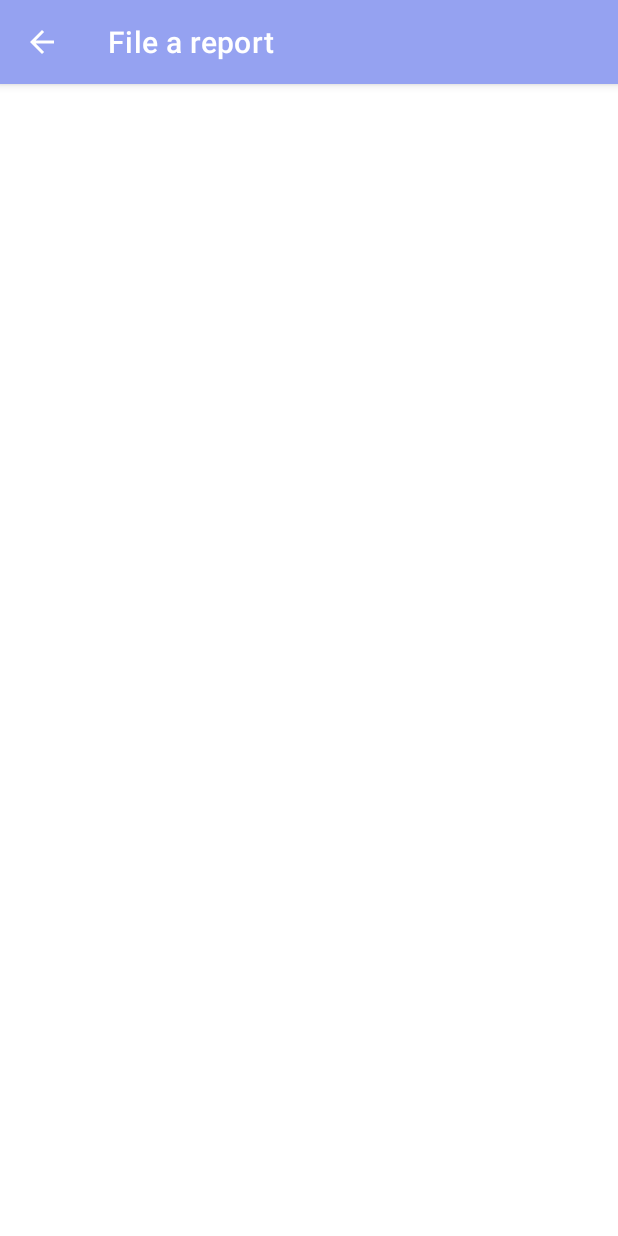
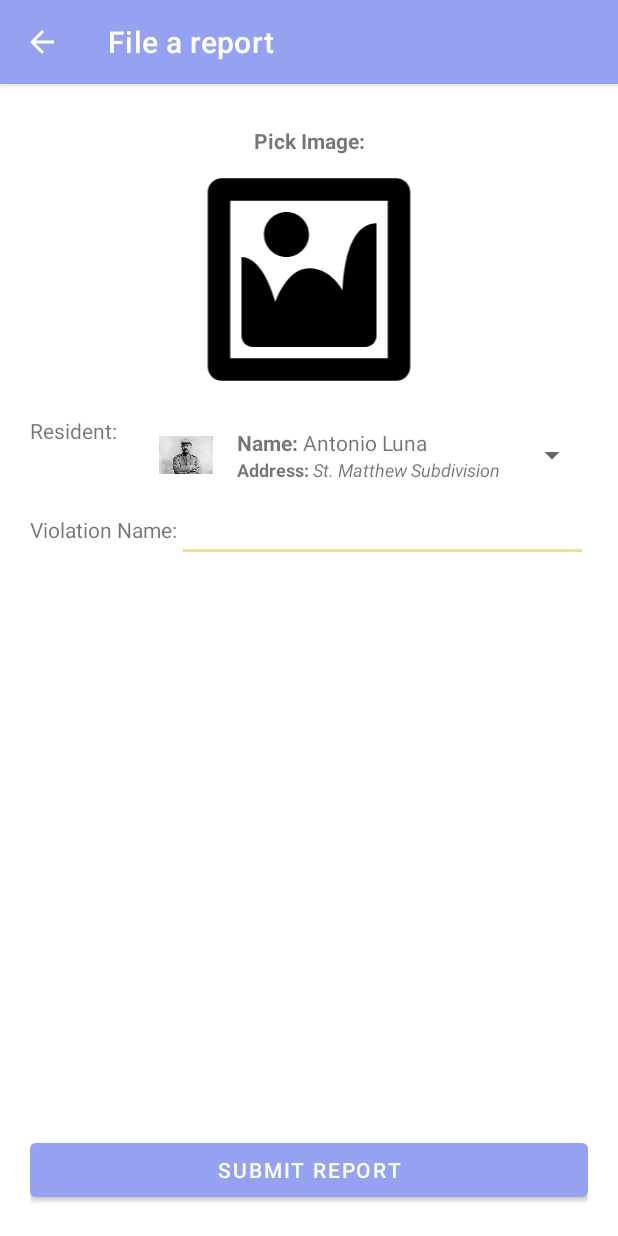
Before and after one commit to Grrom/barangay_cleaning, an Android app: the ReportActivity screen opened directly, with no data from a screen before it, on a phone screen of 412 x 824 dp. Run offline under Robolectric (Android 15) with nearby library versions, the phone set to English and light mode, and no system bars; libraries missing offline, so code that uses them is left out: com.github.dhaval2404.imagepicker.

Commit message:
create layout for report activity

```diff
--- a/app/build.gradle
+++ b/app/build.gradle
@@ -32,6 +32,8 @@ android {
 
 dependencies {
 
+    implementation 'com.github.dhaval2404:imagepicker:2.1'
+
     implementation 'androidx.appcompat:appcompat:1.5.1'
     implementation 'com.google.android.material:material:1.7.0'
     implementation 'androidx.constraintlayout:constraintlayout:2.1.4'
--- /dev/null
+++ b/app/src/main/java/com/example/barangay_cleaning/adapters/CustomResidentAdapter.java
@@ -0,0 +1,70 @@
+package com.example.barangay_cleaning.adapters;
+
+import android.app.Activity;
+import android.content.Context;
+import android.view.LayoutInflater;
+import android.view.View;
+import android.view.ViewGroup;
+import android.widget.ArrayAdapter;
+import android.widget.ImageView;
+import android.widget.TextView;
+
+import com.example.barangay_cleaning.R;
+import com.example.barangay_cleaning.models.Resident;
+
+import java.util.List;
+
+public class CustomResidentAdapter extends ArrayAdapter<Resident> {
+
+    LayoutInflater flater;
+
+    public CustomResidentAdapter(Activity context, int resouceId,  List<Resident> list){
+
+        super(context,resouceId, list);
+//        flater = context.getLayoutInflater();
+    }
+
+    @Override
+    public View getView(int position, View convertView, ViewGroup parent) {
+
+        return rowview(convertView,position);
+    }
+
+    @Override
+    public View getDropDownView(int position, View convertView, ViewGroup parent) {
+        return rowview(convertView,position);
+    }
+
+    private View rowview(View convertView , int position){
+
+        Resident rowItem = getItem(position);
+
+        viewHolder holder ;
+        View rowview = convertView;
+        if (rowview==null) {
+
+            holder = new viewHolder();
+            flater = (LayoutInflater) getContext().getSystemService(Context.LAYOUT_INFLATER_SERVICE);
+            rowview = flater.inflate(R.layout.resident_item_spinner, null, false);
+
+            holder.name = (TextView) rowview.findViewById(R.id.resident_name);
+            holder.image = (ImageView) rowview.findViewById(R.id.resident_image);
+            holder.address = (TextView) rowview.findViewById(R.id.resident_address);
+            rowview.setTag(holder);
+
+        }else{
+            holder = (viewHolder) rowview.getTag();
+        }
+        holder.image.setImageResource(rowItem.getImage());
+        holder.name.setText(rowItem.getFullName());
+        holder.address.setText(rowItem.getAddress());
+
+        return rowview;
+    }
+
+    private class viewHolder{
+        TextView name;
+        ImageView image;
+        TextView address;
+    }
+}
--- a/app/src/main/java/com/example/barangay_cleaning/views/ReportActivity.java
+++ b/app/src/main/java/com/example/barangay_cleaning/views/ReportActivity.java
@@ -1,12 +1,24 @@
 package com.example.barangay_cleaning.views;
 
+import android.app.Activity;
+import android.content.Intent;
 import android.os.Bundle;
+import android.widget.ImageView;
+import android.widget.Spinner;
+import android.widget.Toast;
 
+import androidx.annotation.Nullable;
 import androidx.appcompat.app.AppCompatActivity;
 
 import com.example.barangay_cleaning.R;
+import com.example.barangay_cleaning.adapters.CustomResidentAdapter;
+import com.example.barangay_cleaning.models.Constants;
+import com.github.dhaval2404.imagepicker.ImagePicker;
 
 public class ReportActivity extends AppCompatActivity {
+
+
+    ImageView imagePicker ;
 
     @Override
     protected void onCreate(Bundle savedInstanceState) {
@@ -14,5 +26,34 @@ public class ReportActivity extends AppCompatActivity {
         setContentView(R.layout.activity_report);
 
         getSupportActionBar().setTitle("File a report");
+
+        imagePicker = findViewById(R.id.pick_image);
+
+        imagePicker.setOnClickListener(view->{
+            ImagePicker.with(this)
+                    .crop()
+                    .compress(100)
+                    .start();
+        });
+
+        Spinner residentPicker = findViewById(R.id.pick_resident);
+
+        CustomResidentAdapter adapter =new  CustomResidentAdapter(this,R.layout.resident_item_spinner, Constants.getResidents());
+
+        residentPicker.setAdapter(adapter);
+
+
+    }
+
+    @Override
+    protected void onActivityResult(int requestCode, int resultCode, @Nullable Intent data) {
+        super.onActivityResult(requestCode, resultCode, data);
+        if (resultCode == Activity.RESULT_OK) {
+            imagePicker.setImageURI(android.net.Uri.parse(data.getDataString()));
+        } else if (resultCode == ImagePicker.RESULT_ERROR) {
+            Toast.makeText(this, ImagePicker.getError(data), Toast.LENGTH_SHORT).show();
+        } else {
+            Toast.makeText(this, "Task Cancelled", Toast.LENGTH_SHORT).show();
+        }
     }
 }
--- /dev/null
+++ b/app/src/main/res/drawable/ic_pick_image.xml
@@ -0,0 +1,9 @@
+<vector xmlns:android="http://schemas.android.com/apk/res/android"
+    android:width="800dp"
+    android:height="800dp"
+    android:viewportWidth="20"
+    android:viewportHeight="20">
+  <path
+      android:fillColor="#FF000000"
+      android:pathData="M2.25,1h15.5c0.69,0 1.25,0.56 1.25,1.25v15.5c0,0.69 -0.56,1.25 -1.25,1.25L2.25,19C1.56,19 1,18.44 1,17.75L1,2.25C1,1.56 1.56,1 2.25,1zM17,17L17,3L3,3v14h14zM10,6c0,-1.1 -0.9,-2 -2,-2s-2,0.9 -2,2 0.9,2 2,2 2,-0.9 2,-2zM13,11s0,-6 3,-6v10c0,0.55 -0.45,1 -1,1L5,16c-0.55,0 -1,-0.45 -1,-1L4,8c2,0 3,4 3,4s1,-3 3,-3 3,2 3,2z"/>
+</vector>
--- a/app/src/main/res/layout/activity_report.xml
+++ b/app/src/main/res/layout/activity_report.xml
@@ -1,9 +1,85 @@
 <?xml version="1.0" encoding="utf-8"?>
-<androidx.constraintlayout.widget.ConstraintLayout xmlns:android="http://schemas.android.com/apk/res/android"
+<androidx.appcompat.widget.LinearLayoutCompat
+    xmlns:android="http://schemas.android.com/apk/res/android"
     xmlns:app="http://schemas.android.com/apk/res-auto"
     xmlns:tools="http://schemas.android.com/tools"
     android:layout_width="match_parent"
     android:layout_height="match_parent"
-    tools:context=".views.ResidentActivity$ReportActivity">
+    android:orientation="vertical"
+    android:padding="20dp"
+    tools:context=".views.ReportActivity">
 
-</androidx.constraintlayout.widget.ConstraintLayout>
+    <LinearLayout
+        android:layout_margin="8dp"
+        android:layout_width="match_parent"
+        android:layout_height="wrap_content"
+        android:orientation="vertical"
+        >
+
+        <TextView
+            android:textAlignment="center"
+            android:layout_width="match_parent"
+            android:layout_height="wrap_content"
+            android:text="Pick Image:"
+            android:textStyle="bold"
+            />
+
+        <ImageView
+            android:layout_margin="8dp"
+            android:id="@+id/pick_image"
+            android:layout_width="match_parent"
+            android:layout_height="150dp"
+            android:src="@drawable/ic_pick_image"
+            />
+    </LinearLayout>
+
+    <LinearLayout
+        android:layout_width="match_parent"
+        android:layout_height="wrap_content">
+
+        <TextView
+            android:layout_marginRight="20dp"
+            android:layout_width="wrap_content"
+            android:layout_height="wrap_content"
+            android:text="Resident:"
+            />
+
+        <Spinner
+            android:id="@+id/pick_resident"
+            android:layout_weight="1"
+            android:layout_width="wrap_content"
+            android:layout_height="wrap_content"/>
+
+    </LinearLayout>
+
+    <LinearLayout
+        android:layout_width="match_parent"
+        android:layout_height="wrap_content">
+
+        <TextView
+            android:layout_width="wrap_content"
+            android:layout_height="wrap_content"
+            android:text="Violation Name:"
+            />
+
+        <EditText
+            android:layout_weight="1"
+            android:layout_width="wrap_content"
+            android:layout_height="wrap_content"/>
+
+
+    </LinearLayout>
+
+    <Space
+        android:layout_weight="1"
+        android:layout_width="wrap_content"
+        android:layout_height="wrap_content"/>
+
+    <Button
+        android:layout_width="match_parent"
+        android:layout_height="wrap_content"
+        android:text="submit report"
+        />
+
+
+</androidx.appcompat.widget.LinearLayoutCompat>
--- /dev/null
+++ b/app/src/main/res/layout/resident_item_spinner.xml
@@ -0,0 +1,65 @@
+<?xml version="1.0" encoding="utf-8"?>
+<androidx.appcompat.widget.LinearLayoutCompat xmlns:android="http://schemas.android.com/apk/res/android"
+    android:layout_width="match_parent"
+    android:layout_height="wrap_content"
+    xmlns:app="http://schemas.android.com/apk/res-auto"
+    android:orientation="horizontal"
+    >
+
+
+    <ImageView
+        android:id="@+id/resident_image"
+        android:layout_width="36dp"
+        android:layout_height="36dp"
+        android:layout_margin="8dp"
+        android:src="@drawable/temp_profile"
+        />
+
+    <LinearLayout
+        android:layout_weight="1"
+        android:layout_width="wrap_content"
+        android:layout_height="wrap_content"
+        android:orientation="vertical"
+        android:layout_margin="8dp"
+        >
+        <LinearLayout
+            android:layout_width="wrap_content"
+            android:layout_height="wrap_content">
+
+            <TextView
+                android:layout_width="wrap_content"
+                android:layout_height="wrap_content"
+                android:text="Name: "
+                android:textStyle="bold"
+                />
+            <TextView
+                android:id="@+id/resident_name"
+                android:layout_width="wrap_content"
+                android:layout_height="wrap_content"
+                android:text="resident name"
+                />
+        </LinearLayout>
+
+        <LinearLayout
+            android:layout_width="wrap_content"
+            android:layout_height="wrap_content">
+
+            <TextView
+                android:layout_width="wrap_content"
+                android:layout_height="wrap_content"
+                android:text="Address: "
+                android:textSize="12sp"
+                android:textStyle="bold"
+                />
+            <TextView
+                android:id="@+id/resident_address"
+                android:layout_width="wrap_content"
+                android:layout_height="wrap_content"
+                android:textSize="12sp"
+                android:textStyle="italic"
+                android:text="resident address"
+                />
+        </LinearLayout>
+    </LinearLayout>
+
+</androidx.appcompat.widget.LinearLayoutCompat>
--- a/settings.gradle
+++ b/settings.gradle
@@ -3,6 +3,8 @@ pluginManagement {
         gradlePluginPortal()
         google()
         mavenCentral()
+
+        maven { url "https://jitpack.io" }
     }
 }
 dependencyResolutionManagement {
@@ -10,6 +12,8 @@ dependencyResolutionManagement {
     repositories {
         google()
         mavenCentral()
+
+        maven { url "https://jitpack.io" }
     }
 }
 rootProject.name = "barangay_cleaning"
```
